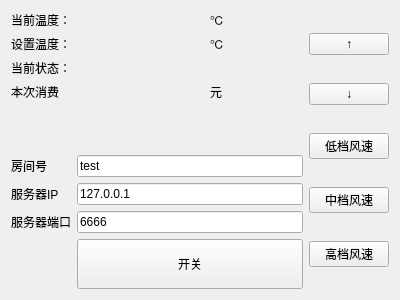
Qt form mainwindow.ui (Joxon/aircond-client) before a commit.
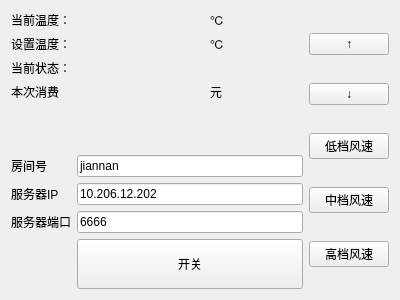
The same form after that commit.

Commit message: 修改无服务时的显示

```diff
--- a/mainwindow.ui
+++ b/mainwindow.ui
@@ -142,14 +142,14 @@
         <item row="0" column="1">
          <widget class="QLineEdit" name="lineEditRoomID">
           <property name="text">
-           <string>test</string>
+           <string>jiannan</string>
           </property>
          </widget>
         </item>
         <item row="1" column="1">
          <widget class="QLineEdit" name="lineEditServerIP">
           <property name="text">
-           <string>127.0.0.1</string>
+           <string>10.206.12.202</string>
           </property>
          </widget>
         </item>
```
The commit also changes 1 other file.
